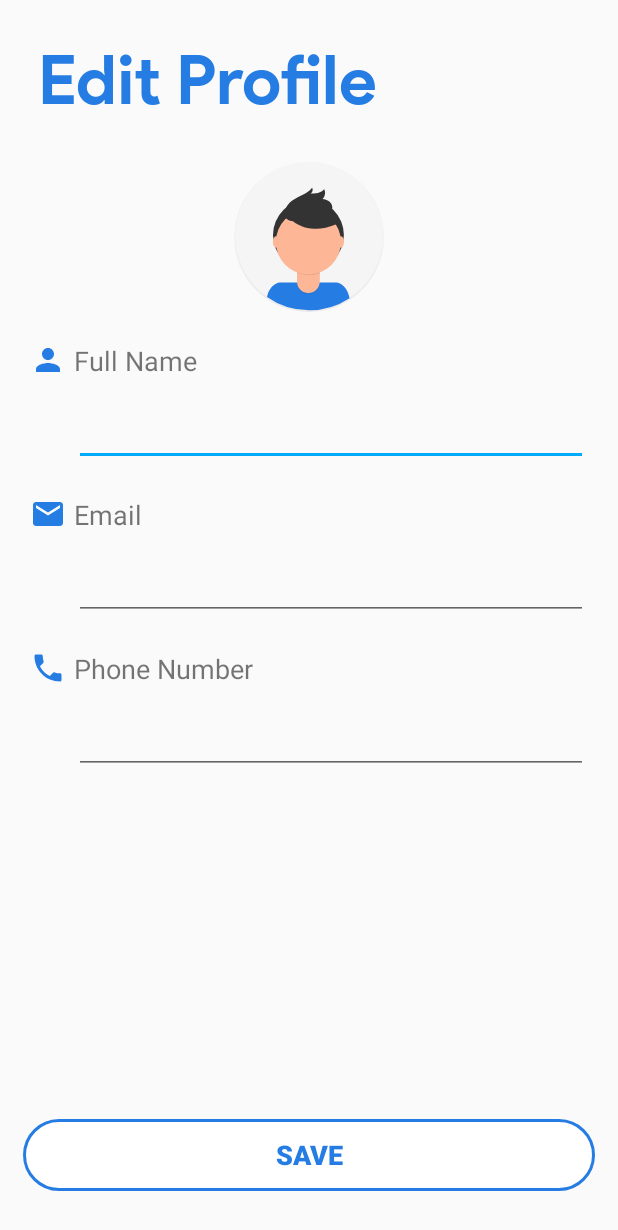
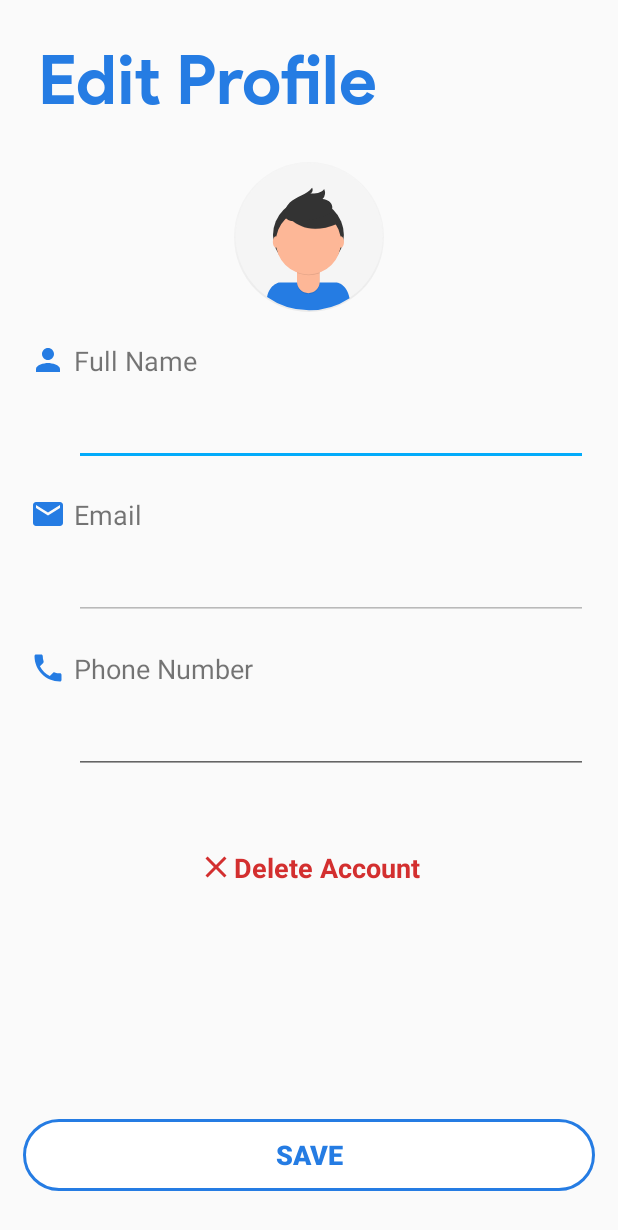
Before and after one commit to jonathanlee06/WellSafe, an Android app: the EditProfile screen opened directly, with no data from a screen before it, on a phone screen of 412 x 824 dp. Shown: the top 1230 px of the screen. Run offline under Robolectric (Android 15) with nearby library versions, the phone set to English and light mode, and no system bars; our stand-ins replace Firebase (no records; nobody signed in at launch, a user with empty details on screens opened directly); network calls fail.

Commit message:
Update profile success

```diff
--- a/app/src/main/java/com/example/wellsafe/ui/profile/EditProfile.java
+++ b/app/src/main/java/com/example/wellsafe/ui/profile/EditProfile.java
@@ -3,12 +3,16 @@ package com.example.wellsafe.ui.profile;
 import androidx.annotation.NonNull;
 import androidx.appcompat.app.AlertDialog;
 import androidx.appcompat.app.AppCompatActivity;
+import androidx.fragment.app.Fragment;
 
+import android.content.DialogInterface;
 import android.content.Intent;
 import android.content.pm.ActivityInfo;
 import android.os.Bundle;
+import android.util.Log;
 import android.view.View;
 import android.widget.Button;
+import android.widget.EditText;
 import android.widget.TextView;
 import android.widget.Toast;
 
@@ -31,17 +35,20 @@ import com.google.firebase.database.DatabaseReference;
 import com.google.firebase.database.FirebaseDatabase;
 import com.google.firebase.database.ValueEventListener;
 
+import java.util.HashMap;
+import java.util.Map;
+
 public class EditProfile extends AppCompatActivity {
 
     DatabaseReference reference;
     FirebaseAuth auth;
     FirebaseUser user;
-    public static String fullName;
-    public static String email;
-    public static String phoneNumber;
-    private TextView fullNameEdit;
-    private TextView emailEdit;
-    private TextView phoneNumberEdit;
+    public static String fullNameProfile;
+    public static String emailProfile;
+    public static String phoneNumberProfile;
+    private EditText fullNameEdit;
+    private EditText emailEdit;
+    private EditText phoneNumberEdit;
 
     @Override
     protected void onCreate(Bundle savedInstanceState) {
@@ -56,25 +63,52 @@ public class EditProfile extends AppCompatActivity {
 
         auth = FirebaseAuth.getInstance();
         user = auth.getCurrentUser();
-        AuthCredential credential = EmailAuthProvider.getCredential("user@example.com", "password1234");
 
-        fullNameEdit = (TextView) findViewById((R.id.fullNameEdit));
-        emailEdit = (TextView) findViewById((R.id.emailEdit));
-        phoneNumberEdit = (TextView) findViewById((R.id.phoneNumberEdit));
+        fullNameEdit = (EditText) findViewById((R.id.fullNameEdit));
+        emailEdit = (EditText) findViewById((R.id.emailEdit));
+        phoneNumberEdit = (EditText) findViewById((R.id.phoneNumberEdit));
         Button save = (Button) findViewById(R.id.saveEditButton);
+        TextView deleteAccount = (TextView) findViewById(R.id.deleteAccount);
 
-        fullNameEdit.setText(fullName);
-        emailEdit.setText(email);
-        phoneNumberEdit.setText(phoneNumber);
+        fullNameEdit.setText(fullNameProfile, TextView.BufferType.EDITABLE);
+        emailEdit.setText(emailProfile, TextView.BufferType.EDITABLE);
+        phoneNumberEdit.setText(phoneNumberProfile, TextView.BufferType.EDITABLE);
 
-        final String userFullname = fullNameEdit.getText().toString();
-        final String userEmail = emailEdit.getText().toString();
-        final String userPhoneNumber = phoneNumberEdit.getText().toString();
+        deleteAccount.setOnClickListener(new View.OnClickListener() {
+            @Override
+            public void onClick(View v) {
+                AlertDialog.Builder builder = new AlertDialog.Builder(EditProfile.this);
+                builder.setCancelable(false);
+                builder.setTitle("Warning!");
+                builder.setMessage("You are about to delete this account. Please be noted that this action is irreversible and all data associated with this account will be deleted. Are you sure you want to continue?");
+                builder.setPositiveButton("Yes", new DialogInterface.OnClickListener() {
+                    @Override
+                    public void onClick(DialogInterface dialog, int which) {
+                        //if user pressed "yes", then he is allowed to exit from application
+                        finish();
+                    }
+                });
+                builder.setNegativeButton("No", new DialogInterface.OnClickListener() {
+                    @Override
+                    public void onClick(DialogInterface dialog, int which) {
+                        //if user select "No", just cancel this dialog and continue with app
+                        dialog.cancel();
+                    }
+                });
+                AlertDialog alert = builder.create();
+                alert.show();
+            }
+        });
 
         save.setOnClickListener(new View.OnClickListener() {
             @Override
             public void onClick(View v) {
-                if(fullNameEdit.getText().toString().isEmpty() || emailEdit.getText().toString().isEmpty() || phoneNumberEdit.getText().toString().isEmpty()){
+                final String fullName = fullNameEdit.getText().toString().trim();
+                final String email = emailEdit.getText().toString().trim();
+                final String phone = phoneNumberEdit.getText().toString().trim();
+
+
+                if(fullNameEdit.getText().toString().isEmpty() || phoneNumberEdit.getText().toString().isEmpty()){
                     AlertDialog.Builder builder = new AlertDialog.Builder(EditProfile.this);
                     builder.setMessage(R.string.signup_error_message)
                             .setTitle(R.string.signup_error_title)
@@ -82,22 +116,15 @@ public class EditProfile extends AppCompatActivity {
                     AlertDialog dialog = builder.create();
                     dialog.show();
                 } else {
-                    user.updateEmail(userEmail).addOnSuccessListener(new OnSuccessListener<Void>() {
+                    Users userData = new Users(fullName, email, phone);
+                    Log.e("userData", fullName + " " + email + " " + phone);
+                    FirebaseDatabase.getInstance().getReference("Users").child(FirebaseAuth.getInstance().getCurrentUser().getUid()).child("User Information")
+                            .setValue(userData).addOnSuccessListener(new OnSuccessListener<Void>() {
                                 @Override
                                 public void onSuccess(Void aVoid) {
-                            Users userData = new Users(userFullname, userEmail, userPhoneNumber);
-                            FirebaseDatabase.getInstance().getReference("Users")
-                                    .child(user.getUid())
-                                    .child("User Information")
-                                    .setValue(userData).addOnCompleteListener(new OnCompleteListener<Void>() {
-                                    @Override
-                                    public void onComplete(@NonNull Task<Void> task) {
                                     Toast.makeText(EditProfile.this, "Edit Profile Successful", Toast.LENGTH_SHORT).show();
-                                        FirebaseUtils fb = new FirebaseUtils();
-                                        //fb.getProfileData();
                                     onBackPressed();
-                                    }
-                                });
+                                    Fragment selectedFragment = new ProfileFragment();
                                 }
                             }).addOnFailureListener(new OnFailureListener() {
                                 @Override
@@ -105,10 +132,38 @@ public class EditProfile extends AppCompatActivity {
                                     Toast.makeText(EditProfile.this, e.getMessage(), Toast.LENGTH_SHORT).show();
                                 }
                             });
+                            /*.addValueEventListener(new ValueEventListener() {
+                                @Override
+                                public void onDataChange(@NonNull DataSnapshot snapshot) {
+                                    Map<String, Object> postValues = new HashMap<String,Object>();
+                                    for (DataSnapshot dataSnapshot : snapshot.getChildren()) {
+                                        postValues.put(dataSnapshot.getKey(),dataSnapshot.getValue());
+                                    }
+                                    postValues.put("email", email);
+                                    postValues.put("fullName", fullName);
+                                    postValues.put("phone", phone);
+                                    FirebaseDatabase.getInstance().getReference("Users").child(FirebaseAuth.getInstance().getCurrentUser().getUid()).child("User Information").updateChildren(postValues);
+                                }
+
+                                @Override
+                                public void onCancelled(@NonNull DatabaseError error) {
+
+                                }
+                            });*/
+                            /*.child(FirebaseAuth.getInstance().getCurrentUser().getUid())
+                            .child("User Information")
+                            .setValue(userData).addOnCompleteListener(new OnCompleteListener<Void>() {
+                            @Override
+                            public void onComplete(@NonNull Task<Void> task) {
+                                Toast.makeText(EditProfile.this, "Edit Profile Successful", Toast.LENGTH_SHORT).show();
+                                FirebaseUtils fb = new FirebaseUtils();
+                                fb.getProfileData();
+                                onBackPressed();
+                            }
+                    });*/
                 }
             }
         });
-
+    }
 
 }
-}
--- a/app/src/main/res/drawable/ic_baseline_close_24.xml
+++ b/app/src/main/res/drawable/ic_baseline_close_24.xml
@@ -1,4 +1,4 @@
-<vector android:height="24dp" android:tint="#FFFFFF"
+<vector android:height="24dp" android:tint="#D32F2F"
     android:viewportHeight="24" android:viewportWidth="24"
     android:width="24dp" xmlns:android="http://schemas.android.com/apk/res/android">
     <path android:fillColor="@android:color/white" android:pathData="M19,6.41L17.59,5 12,10.59 6.41,5 5,6.41 10.59,12 5,17.59 6.41,19 12,13.41 17.59,19 19,17.59 13.41,12z"/>
--- a/app/src/main/res/layout/activity_edit_profile.xml
+++ b/app/src/main/res/layout/activity_edit_profile.xml
@@ -84,6 +84,8 @@
         android:layout_below="@id/emailLabel"
         android:text=" "
         android:textSize="20sp"
+        android:inputType="none"
+        android:enabled="false"
         />
 
     <TextView
@@ -110,6 +112,23 @@
         android:layout_below="@id/phoneNumberLabel"
         android:text=" "
         android:textSize="20sp"
+        android:inputType="phone"
+        />
+
+    <TextView
+        android:id="@+id/deleteAccount"
+        android:layout_width="wrap_content"
+        android:layout_height="wrap_content"
+        android:layout_below="@id/phoneNumberEdit"
+        android:layout_centerHorizontal="true"
+        android:layout_marginTop="30dp"
+        android:gravity="center"
+        android:drawableLeft="@drawable/ic_baseline_close_24"
+        android:text="Delete Account"
+        android:textAlignment="gravity"
+        android:textSize="18sp"
+        android:textStyle="bold"
+        android:textColor="#D32F2F"
         />
 
     <Button
```
Also changed, not shown: app/src/main/java/com/example/wellsafe/api/FirebaseUtils.java (+4 -3 lines), app/src/main/java/com/example/wellsafe/authentication/Users.java (+24 -0 lines). Lines whose indentation alone changed are shown as unchanged.
